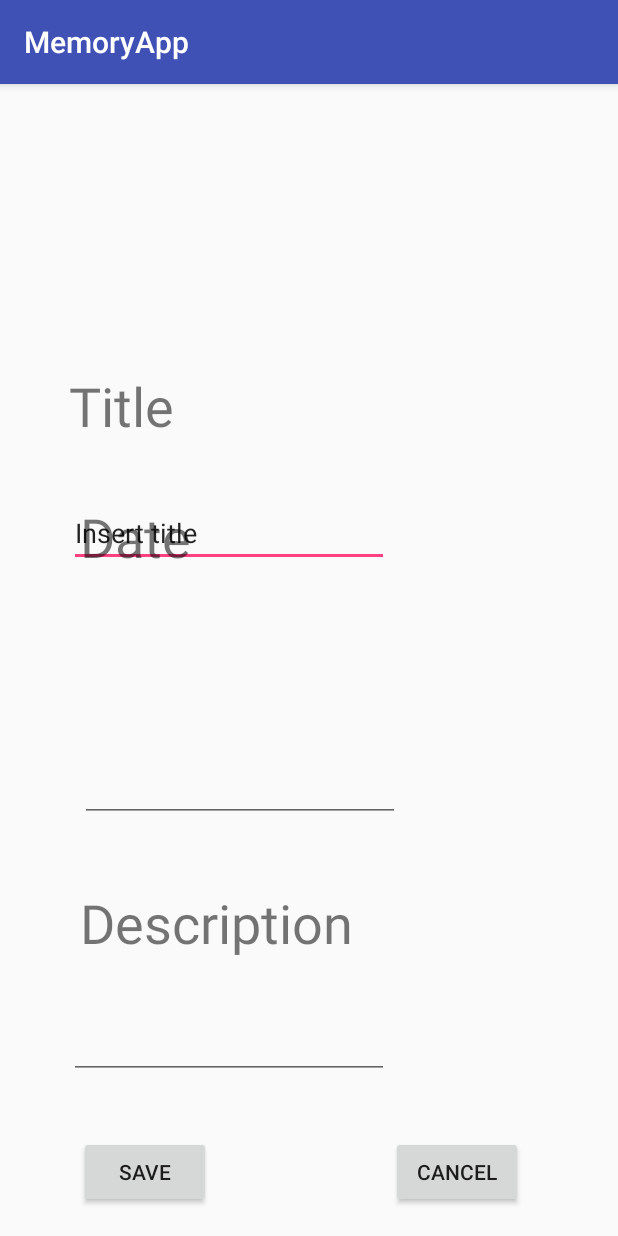
After one commit to LucianEpure/AndroidApp, an Android app: the MomentSetup screen opened directly, with no data from a screen before it, on a phone screen of 412 x 824 dp. The commit adds this screen. Run offline under Robolectric (Android 15) with nearby library versions, the phone set to English and light mode, and no system bars.

Commit message:
initial interfaces for MomentSetup and FriendSetup

```diff
--- a/app/src/main/AndroidManifest.xml
+++ b/app/src/main/AndroidManifest.xml
@@ -16,6 +16,8 @@
                 <category android:name="android.intent.category.LAUNCHER" />
             </intent-filter>
         </activity>
+        <activity android:name=".MomentSetup" />
+        <activity android:name=".FriendSetup"></activity>
     </application>
 
 </manifest>
--- /dev/null
+++ b/app/src/main/java/com/example/android/memoryapp/MomentSetup.java
@@ -0,0 +1,13 @@
+package com.example.android.memoryapp;
+
+import android.support.v7.app.AppCompatActivity;
+import android.os.Bundle;
+
+public class MomentSetup extends AppCompatActivity {
+
+    @Override
+    protected void onCreate(Bundle savedInstanceState) {
+        super.onCreate(savedInstanceState);
+        setContentView(R.layout.activity_moment_setup);
+    }
+}
--- /dev/null
+++ b/app/src/main/res/layout/activity_moment_setup.xml
@@ -0,0 +1,144 @@
+<?xml version="1.0" encoding="utf-8"?>
+<android.support.constraint.ConstraintLayout xmlns:android="http://schemas.android.com/apk/res/android"
+    xmlns:app="http://schemas.android.com/apk/res-auto"
+    xmlns:tools="http://schemas.android.com/tools"
+    android:layout_width="match_parent"
+    android:layout_height="match_parent"
+    tools:context="com.example.android.memoryapp.MomentSetup">
+
+    <TextView
+        android:id="@+id/textView3"
+        android:layout_width="wrap_content"
+        android:layout_height="wrap_content"
+        android:layout_marginBottom="8dp"
+        android:layout_marginEnd="8dp"
+        android:layout_marginStart="8dp"
+        android:layout_marginTop="8dp"
+        android:text="@string/title"
+        android:textSize="36sp"
+        app:layout_constraintBottom_toBottomOf="parent"
+        app:layout_constraintEnd_toEndOf="parent"
+        app:layout_constraintHorizontal_bias="0.116"
+        app:layout_constraintStart_toStartOf="parent"
+        app:layout_constraintTop_toTopOf="parent"
+        app:layout_constraintVertical_bias="0.259" />
+
+    <EditText
+        android:id="@+id/editText3"
+        android:layout_width="wrap_content"
+        android:layout_height="wrap_content"
+        android:layout_marginBottom="8dp"
+        android:layout_marginEnd="8dp"
+        android:layout_marginStart="8dp"
+        android:layout_marginTop="8dp"
+        android:ems="10"
+        android:inputType="textPersonName"
+        android:text="@string/insert_title"
+        app:layout_constraintBottom_toBottomOf="parent"
+        app:layout_constraintEnd_toEndOf="parent"
+        app:layout_constraintHorizontal_bias="0.209"
+        app:layout_constraintStart_toStartOf="parent"
+        app:layout_constraintTop_toTopOf="parent"
+        app:layout_constraintVertical_bias="0.38" />
+
+    <TextView
+        android:id="@+id/textView4"
+        android:layout_width="wrap_content"
+        android:layout_height="wrap_content"
+        android:layout_marginBottom="8dp"
+        android:layout_marginEnd="8dp"
+        android:layout_marginStart="8dp"
+        android:layout_marginTop="276dp"
+        android:text="@string/date"
+        android:textSize="36sp"
+        app:layout_constraintBottom_toBottomOf="@+id/button3"
+        app:layout_constraintEnd_toEndOf="parent"
+        app:layout_constraintHorizontal_bias="0.14"
+        app:layout_constraintStart_toStartOf="parent"
+        app:layout_constraintTop_toTopOf="parent"
+        app:layout_constraintVertical_bias="0.003" />
+
+    <EditText
+        android:id="@+id/editText4"
+        android:layout_width="wrap_content"
+        android:layout_height="wrap_content"
+        android:layout_marginBottom="8dp"
+        android:layout_marginEnd="8dp"
+        android:layout_marginStart="8dp"
+        android:layout_marginTop="8dp"
+        android:ems="10"
+        android:inputType="date"
+        app:layout_constraintBottom_toBottomOf="parent"
+        app:layout_constraintEnd_toEndOf="parent"
+        app:layout_constraintHorizontal_bias="0.248"
+        app:layout_constraintStart_toStartOf="parent"
+        app:layout_constraintTop_toTopOf="parent"
+        app:layout_constraintVertical_bias="0.621" />
+
+    <TextView
+        android:id="@+id/textView5"
+        android:layout_width="wrap_content"
+        android:layout_height="wrap_content"
+        android:layout_marginBottom="8dp"
+        android:layout_marginEnd="8dp"
+        android:layout_marginStart="8dp"
+        android:layout_marginTop="8dp"
+        android:text="@string/description"
+        android:textSize="36sp"
+        app:layout_constraintBottom_toBottomOf="parent"
+        app:layout_constraintEnd_toEndOf="parent"
+        app:layout_constraintHorizontal_bias="0.211"
+        app:layout_constraintStart_toStartOf="parent"
+        app:layout_constraintTop_toTopOf="parent"
+        app:layout_constraintVertical_bias="0.749" />
+
+    <EditText
+        android:id="@+id/editText5"
+        android:layout_width="wrap_content"
+        android:layout_height="49dp"
+        android:layout_marginBottom="8dp"
+        android:layout_marginEnd="8dp"
+        android:layout_marginStart="8dp"
+        android:layout_marginTop="8dp"
+        android:ems="10"
+        android:inputType="textMultiLine"
+        app:layout_constraintBottom_toBottomOf="parent"
+        app:layout_constraintEnd_toEndOf="parent"
+        app:layout_constraintHorizontal_bias="0.209"
+        app:layout_constraintStart_toStartOf="parent"
+        app:layout_constraintTop_toTopOf="parent"
+        app:layout_constraintVertical_bias="0.862" />
+
+    <Button
+        android:id="@+id/button3"
+        android:layout_width="wrap_content"
+        android:layout_height="wrap_content"
+        android:layout_marginBottom="8dp"
+        android:layout_marginEnd="8dp"
+        android:layout_marginStart="8dp"
+        android:layout_marginTop="8dp"
+        android:text="@string/save"
+        app:layout_constraintBottom_toBottomOf="parent"
+        app:layout_constraintEnd_toEndOf="parent"
+        app:layout_constraintHorizontal_bias="0.146"
+        app:layout_constraintStart_toStartOf="parent"
+        app:layout_constraintTop_toTopOf="parent"
+        app:layout_constraintVertical_bias="0.985" />
+
+    <Button
+        android:id="@+id/button4"
+        android:layout_width="wrap_content"
+        android:layout_height="wrap_content"
+        android:layout_marginBottom="8dp"
+        android:layout_marginEnd="8dp"
+        android:layout_marginStart="8dp"
+        android:layout_marginTop="8dp"
+        android:text="@string/cancel"
+        app:layout_constraintBottom_toBottomOf="parent"
+        app:layout_constraintEnd_toEndOf="parent"
+        app:layout_constraintHorizontal_bias="0.82"
+        app:layout_constraintStart_toStartOf="parent"
+        app:layout_constraintTop_toTopOf="parent"
+        app:layout_constraintVertical_bias="0.985" />
+
+</android.support.constraint.ConstraintLayout>
--- a/app/src/main/res/values/strings.xml
+++ b/app/src/main/res/values/strings.xml
@@ -1,3 +1,13 @@
 <resources>
     <string name="app_name">MemoryApp</string>
+    <string name="name">Name</string>
+    <string name="insert_name">Insert name</string>
+    <string name="help_info">Help info</string>
+    <string name="insert_help">Insert help</string>
+    <string name="save">SAVE</string>
+    <string name="cancel">CANCEL</string>
+    <string name="title">Title</string>
+    <string name="insert_title">Insert title</string>
+    <string name="date">Date</string>
+    <string name="description">Description</string>
 </resources>
```
Also changed, not shown: app/src/main/java/com/example/android/memoryapp/FriendSetup.java (added, +13 -0 lines), app/src/main/res/layout/activity_friend_setup.xml (added, +111 -0 lines).
